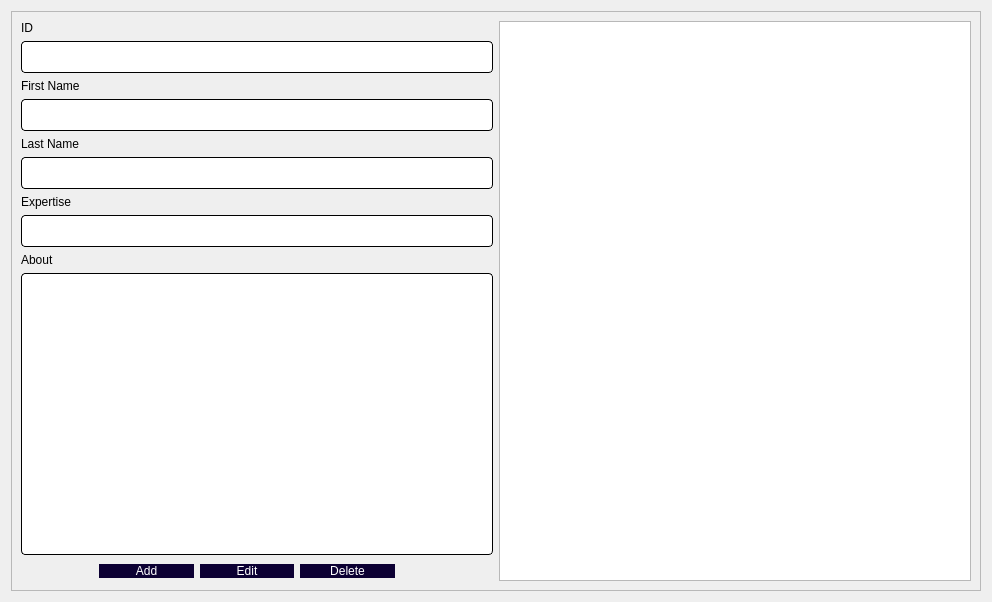
Qt form BookHaven_(library+bookshop)/manageauthors.ui (akibhaider/BOOK_HAVEN) before a commit.
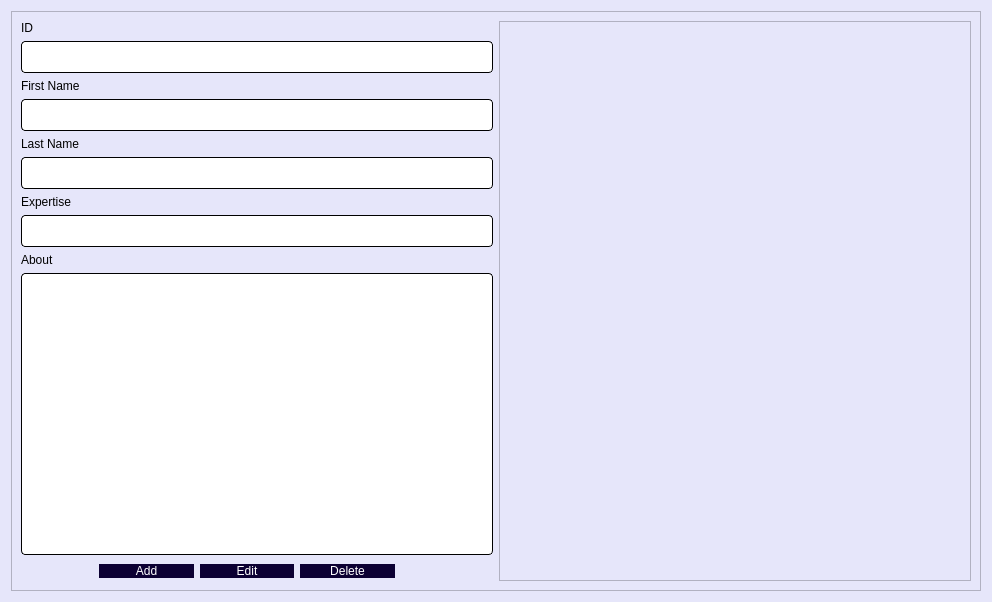
The same form after that commit.

What changed in the file:
```diff
--- a/BookHaven_(library+bookshop)/manageauthors.ui
+++ b/BookHaven_(library+bookshop)/manageauthors.ui
@@ -13,6 +13,9 @@
   <property name="windowTitle">
    <string>Dialog</string>
   </property>
+  <property name="styleSheet">
+   <string notr="true">background-color: rgb(230, 230, 250);</string>
+  </property>
   <layout class="QHBoxLayout" name="horizontalLayout_5">
    <item>
     <widget class="QFrame" name="frame">
```
